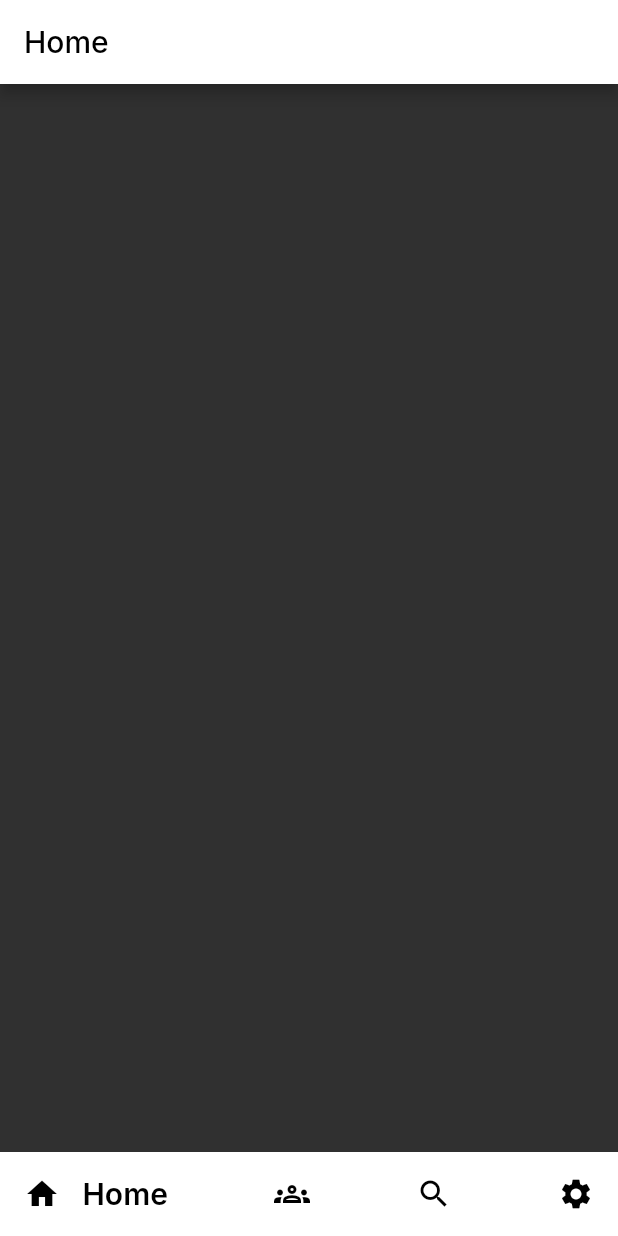
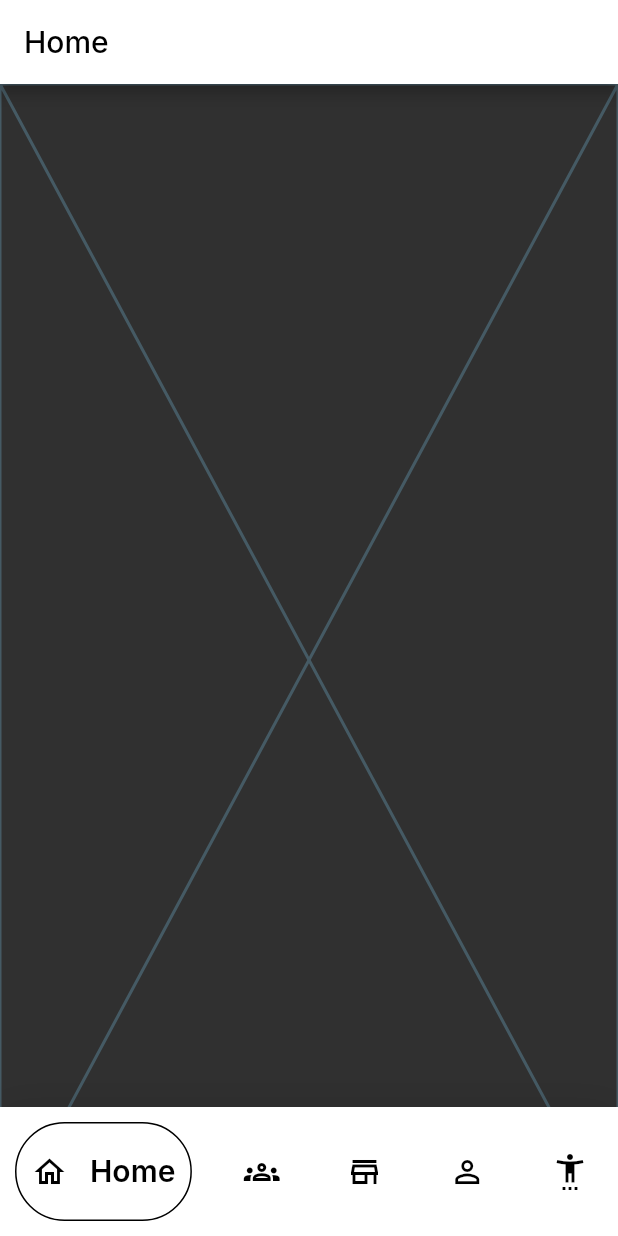
Before and after one commit to Villy15/cooptourism, a Flutter app: the screen it shows once a user with an empty profile is signed in, on a phone screen of 412 x 824 dp. Run offline on Flutter 3.47's test engine with Material 2 defaults, Android fonts, the phone set to English and light mode, and no system bars; drawn by our look-alikes of google_nav_bar; our stand-ins replace firebase_auth, firebase_core; accounts and stored records are empty; Roboto replaces fonts that are missing (Inter).

Commit message:
added navigation through the navbar

```diff
--- /dev/null
+++ b/lib/pages/coops_page.dart
@@ -0,0 +1,10 @@
+import 'package:flutter/material.dart';
+
+class CoopsPage extends StatelessWidget {
+  const CoopsPage({super.key});
+
+  @override
+  Widget build(BuildContext context) {
+    return const Placeholder();
+  }
+}
--- a/lib/pages/home_page.dart
+++ b/lib/pages/home_page.dart
@@ -1,6 +1,11 @@
 import 'package:firebase_auth/firebase_auth.dart';
 import 'package:flutter/material.dart';
 import 'package:google_nav_bar/google_nav_bar.dart';
+
+import 'coops_page.dart';
+import 'market_page.dart';
+import 'menu_page.dart';
+import 'profile_page.dart';
 
 class HomePage extends StatefulWidget {
   const HomePage({super.key});
@@ -10,6 +15,14 @@ class HomePage extends StatefulWidget {
 }
 
 class _HomePageState extends State<HomePage> {
+  int _selectedIndex = 0;
+  final List<Widget> _tabs = const [
+    CoopsPage(), //this has to be homepage. lets figure out the error first
+    CoopsPage(),
+    MarketPage(),
+    ProfilePage(),
+    MenuPage(),
+  ];
   void signOut() async {
     FirebaseAuth.instance.signOut();
   }
@@ -17,6 +30,7 @@ class _HomePageState extends State<HomePage> {
   @override
   Widget build(BuildContext context) {
     return Scaffold(
+        extendBody: true,
         appBar: AppBar(
           backgroundColor: Theme.of(context).primaryColor,
           title: Text(
@@ -26,68 +40,66 @@ class _HomePageState extends State<HomePage> {
           iconTheme:
               IconThemeData(color: Theme.of(context).secondaryHeaderColor),
         ),
-        bottomNavigationBar: GNav(
+        body: _tabs[_selectedIndex],
+        bottomNavigationBar: Container(
+          decoration: BoxDecoration(
+            color: Colors.white,
+            boxShadow: [
+              BoxShadow(
+                blurRadius: 20,
+                color: Colors.black.withOpacity(.1),
+              )
+            ],
+          ),
+          child: SafeArea(
+            child: Padding(
+              padding:
+                  const EdgeInsets.symmetric(horizontal: 10.0, vertical: 0),
+              child: GNav(
+                tabMargin:
+                    const EdgeInsets.symmetric(horizontal: 0, vertical: 10),
                 backgroundColor: Theme.of(context).primaryColor,
                 color: Theme.of(context).secondaryHeaderColor,
                 activeColor: Theme.of(context).secondaryHeaderColor,
-          // tabBackgroundColor: ,
-          // tabActiveBorder: ,
-          padding: const EdgeInsets.all(16),
+                tabBorderRadius: 50,
+                tabActiveBorder: Border.all(
+                    color: Theme.of(context).secondaryHeaderColor, width: 1),
+                curve: Curves.easeOutExpo,
+                padding:
+                    const EdgeInsets.symmetric(horizontal: 10, vertical: 20),
                 gap: 15,
+                // onTabChange: (index) {print(index);},
                 tabs: const [
-            GButton(icon: Icons.home, text: 'Home',),
-            GButton(icon: Icons.groups_outlined, text: 'Cooperatives'),
-            GButton(icon: Icons.search, text: 'Search'),
-            GButton(icon: Icons.settings, text: 'Settings')
+                  GButton(
+                    icon: Icons.home_outlined,
+                    text: 'Home',
+                  ),
+                  GButton(
+                    icon: Icons.groups_outlined,
+                    text: 'Coops',
+                  ),
+                  GButton(
+                    icon: Icons.store_mall_directory_outlined,
+                    text: 'Market',
+                  ),
+                  GButton(
+                    icon: Icons.person_outline_sharp,
+                    text: 'Profile',
+                  ),
+                  GButton(
+                    icon: Icons.settings_accessibility,
+                    text: 'Menu',
+                  ),
                 ],
+                selectedIndex: _selectedIndex,
+                onTabChange: (index) {
+                  setState(() {
+                    _selectedIndex = index;
+                  });
+              },
               ),
-        // drawer: Container(
-        //   width: 250,
-        //   child: Drawer(
-        //       backgroundColor: Theme.of(context).primaryColor,
-        //       child: Column(
-        //         children: <Widget>[
-        //           ListView(shrinkWrap: true, children: [
-        //             DrawerHeader(
-        //                 child: Center(
-        //               child: Text("Turistanginamo",
-        //                   style: Theme.of(context).textTheme.headlineMedium),
-        //             )),
-        //             ListTile(
-        //               leading: const Icon(Icons.home),
-        //               iconColor: Theme.of(context).secondaryHeaderColor,
-        //               title: Text(
-        //                 "Home",
-        //                 style: Theme.of(context).textTheme.headlineMedium,
-        //               ),
-        //               onTap: () {},
-        //             ),
-        //             ListTile(
-        //               leading: const Icon(Icons.groups_outlined),
-        //                                     iconColor: Theme.of(context).secondaryHeaderColor,
-        //               title: Text(
-        //                 "Cooperatives",
-        //                 style: Theme.of(context).textTheme.headlineMedium,
-        //               ),
-        //               onTap: () {},
-        //             ),
-        //           ]),
-        //           Expanded(
-        //               child: Align(
-        //             alignment: FractionalOffset.bottomLeft,
-        //             child: ListTile(
-        //               leading: const Icon(Icons.logout),
-        //                                     iconColor: Theme.of(context).secondaryHeaderColor,
-        //               title: Text(
-        //                 "Logout",
-        //                 style: Theme.of(context).textTheme.headlineMedium,
-        //               ),
-        //               onTap: signOut,
-        //             ),
-        //           ))
-        //         ],
-        //       )),
-        );
-        // ));
+            ),
+          ),
+        ));
   }
 }
```
Also changed, not shown: lib/codeExamples.txt (added, +48 -0 lines), lib/pages/market_page.dart (added, +10 -0 lines), lib/pages/menu_page.dart (added, +10 -0 lines), lib/pages/profile_page.dart (added, +10 -0 lines). Lines whose indentation alone changed are shown as unchanged.
